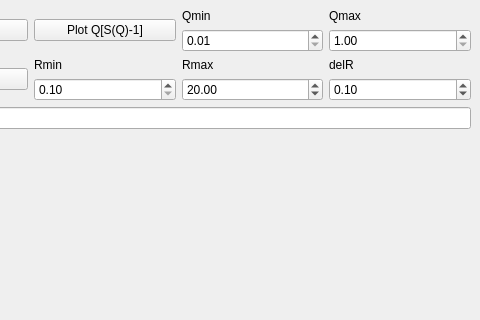
The window that designer/gui_fgr3.ui (neutrons/addie) describes before a commit, drawn with Qt 5; both pictures show x 270 to 750 and y 0 to 320 of the 750 by 800 pixel window.
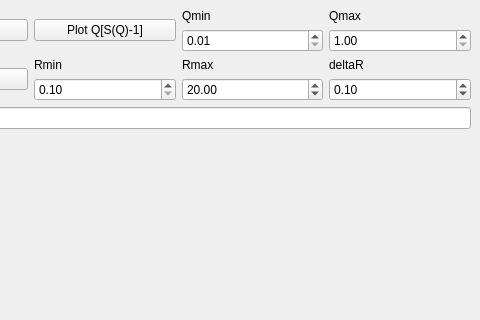
The same window after the commit. Icons and pictures are not drawn. Custom widgets are drawn as their Qt base class.

Commit message: Rename deltaR button

What changed in the file:
```diff
--- a/designer/gui_fgr3.ui
+++ b/designer/gui_fgr3.ui
@@ -170,7 +170,7 @@
         <item>
          <widget class="QLabel" name="labeldelR">
           <property name="text">
-           <string>delR</string>
+           <string>deltaR</string>
           </property>
          </widget>
         </item>
```
